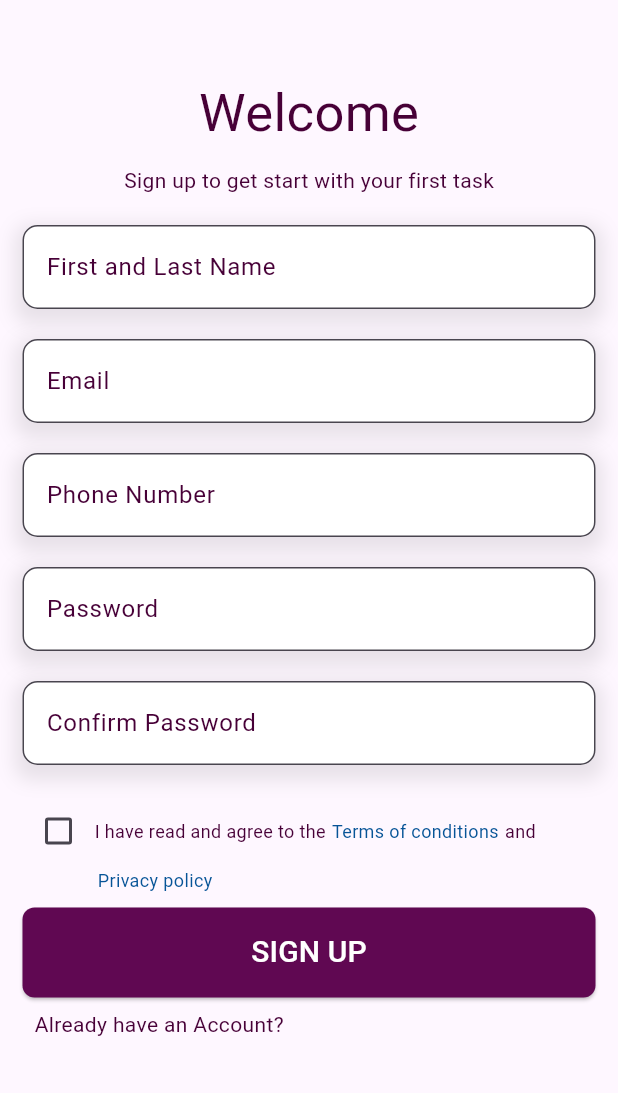
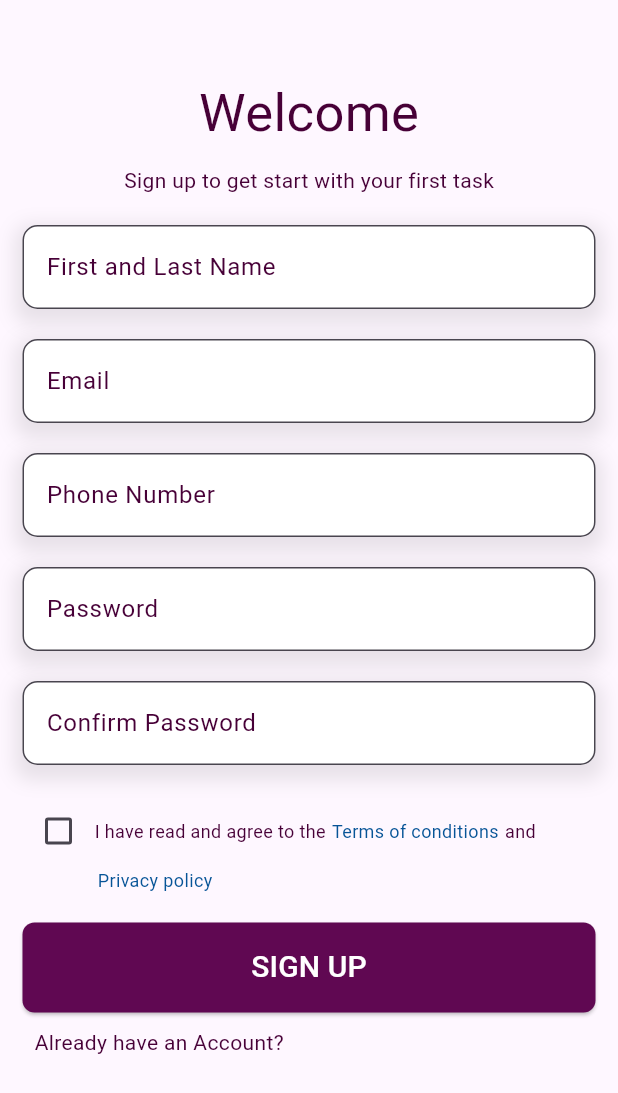
Before and after one commit to EverlastingBigFlo/flutter-connect-to-backend, a Flutter app: the screen it shows after launch, on a phone screen of 412 x 824 dp. Shown: the top 1093 px of the screen. Run offline on Flutter 3.47's test engine with Material 3 defaults, Android fonts, the phone set to English and light mode, and no system bars.

Commit message:
12 Mar 2024, 03:40

```diff
--- a/lib/registrationform.dart
+++ b/lib/registrationform.dart
@@ -280,7 +280,9 @@ class _MyFormState extends State<MyForm> {
                     ),
                   ),
                 ),
-
+                const SizedBox(
+                  height: 10,
+                ),
                 // sign up button
                 const SizedBox(height: 10),
                 ElevatedButton(
@@ -308,11 +310,13 @@ class _MyFormState extends State<MyForm> {
                     ),
                   ),
                 ),
-
+                const SizedBox(
+                  height: 10,
+                ),
                 // already have an account
-                Padding(
-                  padding: const EdgeInsets.all(8.0),
-                  child: const Row(
+                const Padding(
+                  padding: EdgeInsets.symmetric(horizontal: 8.0),
+                  child: Row(
                     children: [
                       MyText(
                           color: Color(0xFF470037),
```
